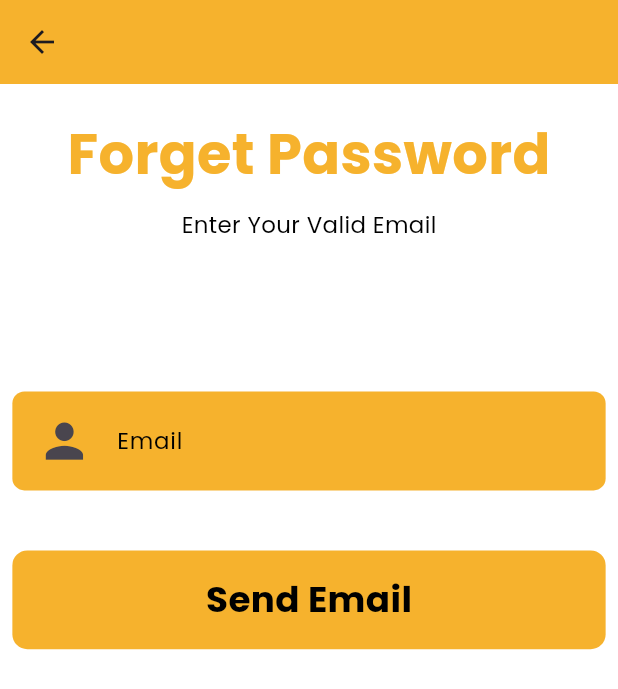
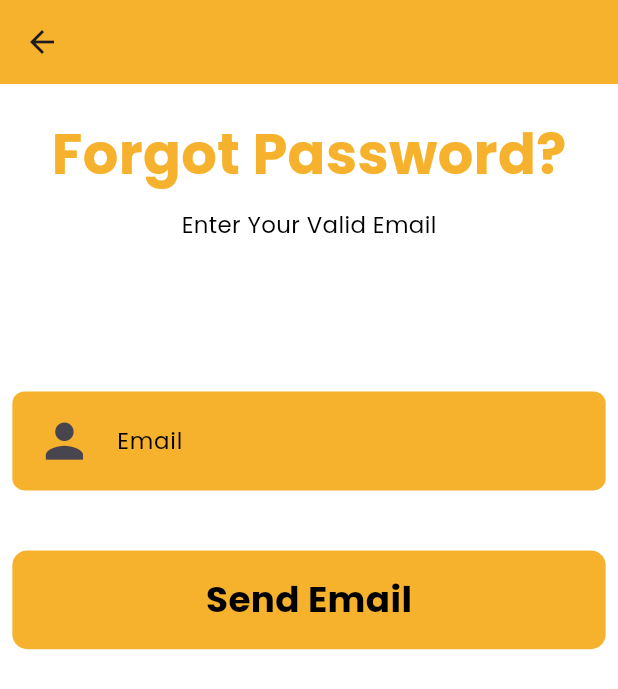
Before and after one commit to sadiqawan/AES_Project, a Flutter app: the screen it shows after launch, after a tap on "Forgot Password?", on a phone screen of 412 x 824 dp. Shown: the top 689 px of the screen. Run offline on Flutter 3.47's test engine with Material 3 defaults, Android fonts, the light colour scheme and no system bars; our stand-ins replace cloud_firestore, firebase_auth, firebase_core, get, google_fonts, shared_preferences and 1 more; missing offline and left inert: fade_out_particle; accounts and stored records are empty.

Commit message:
auth VM done

```diff
--- a/lib/constant/cont_text.dart
+++ b/lib/constant/cont_text.dart
@@ -12,6 +12,8 @@ const enterYourEmail = 'Enter your email';
 const enterYourPassword = 'Enter your password';
 const createNewAccount = 'Create your new account';
 const loading = 'Loading...';
+const failed = 'Failed';
+const enterValidCredential = 'Error: Enter valid Credentials';
 const forgotPassword = 'Forgot Password?';
 const welcomeBack = 'Welcome Back';
 const loginIntoYourAccount = 'Login into your account';
--- a/lib/ui/mobile_ui/auth_views/forgot_view.dart
+++ b/lib/ui/mobile_ui/auth_views/forgot_view.dart
@@ -36,7 +36,10 @@ Widget _screen(BuildContext context) {
           crossAxisAlignment: CrossAxisAlignment.center,
           children: [
             20.height,
-            Text('Forget Password', style: kHeading2B.copyWith(fontSize: 25.sp)),
+            Text(
+              forgotPassword,
+              style: kHeading2B.copyWith(fontSize: 25.sp),
+            ),
             10.height,
             Text(enterYourValidEmail, style: kSmallTitle1),
             100.height,
@@ -49,7 +52,6 @@ Widget _screen(BuildContext context) {
             ),
             40.height,
 
-
             Obx(() {
               return CustomButton(
                 title: authController.isLoading.value ? loading : send,
@@ -57,16 +59,15 @@ Widget _screen(BuildContext context) {
                   if (authController.emailC.text.isEmpty ||
                       authController.passC.text.isEmpty) {
                     ErrorSnackbar.show(
-                      title: 'Failed',
-                      message: 'Error: Enter valid Credentials',
+                      title: failed,
+                      message: enterValidCredential,
                     );
                   } else {
-                    // authController.login();
+                    authController.forgetPassword();
                   }
                 },
               );
             }),
-
           ],
         ),
       ),
--- a/lib/ui/mobile_ui/auth_views/login_view.dart
+++ b/lib/ui/mobile_ui/auth_views/login_view.dart
@@ -39,9 +39,7 @@ Widget _screen(BuildContext context) {
               appLogo,
               width: Get.width,
               height: 40.h,
-              fit:
-                  BoxFit
-                      .contain,
+              fit: BoxFit.contain,
             ),
 
             // Welcome text
@@ -56,8 +54,6 @@ Widget _screen(BuildContext context) {
               textAlign: TextAlign.center,
             ),
             20.height,
-
-            // Login form
             Column(
               children: [
                 CustomTextField(
@@ -67,15 +63,15 @@ Widget _screen(BuildContext context) {
                   controller: authController.emailC,
                 ),
                 10.height,
-                CustomTextField(
-                  obscureText: true,
+                Obx(() => CustomTextField(
+                  obscureText: !authController.isTure.value,
                   keyboardType: TextInputType.text,
-                  hint: 'Password',
+                  hint: password,
                   icon: Icons.lock,
-                  suffixIcon: Icons.remove_red_eye,
-                  suffixOnTap: () {},
+                  suffixIcon: authController.isTure.value ? Icons.visibility : Icons.visibility_off,
+                  suffixOnTap: authController.obscureOnTap,
                   controller: authController.passC,
-                ),
+                )),
                 10.height,
                 Align(
                   alignment: Alignment.centerRight,
@@ -94,11 +90,11 @@ Widget _screen(BuildContext context) {
                       if (authController.emailC.text.isEmpty ||
                           authController.passC.text.isEmpty) {
                         ErrorSnackbar.show(
-                          title: 'Failed',
-                          message: 'Error: Enter valid Credentials',
+                          title: failed,
+                          message: enterValidCredential,
                         );
                       } else {
-                        // authController.login();
+                        authController.login();
                       }
                     },
                   );
@@ -111,7 +107,7 @@ Widget _screen(BuildContext context) {
                     5.width,
                     InkWell(
                       child: Text(
-                        "Sign Up",
+                        signUp,
                         style: kSmallTitle1.copyWith(
                           fontWeight: FontWeight.bold,
                         ),
--- a/lib/ui/mobile_ui/splash_view/splash_view.dart
+++ b/lib/ui/mobile_ui/splash_view/splash_view.dart
@@ -30,7 +30,7 @@ class _SplashViewState extends State<SplashView> {
     SharedPreferences pref = await SharedPreferences.getInstance();
     bool isLoggedIn = pref.getBool("is_login") ?? false;
     WidgetsBinding.instance.addPostFrameCallback((_) {
-      Timer(const Duration(seconds: 5), () {
+      Timer(const Duration(seconds: 4), () {
         Get.offAll(() => isLoggedIn ? HomeView() : LoginView());
       });
     });
@@ -64,9 +64,11 @@ Widget _screen(BuildContext context) {
           ),
         ),
 
+        10.height,
+
         FadeOutParticle(
           curve: Curves.bounceIn,
-          duration: const Duration(seconds: 5),
+          duration: const Duration(seconds: 4),
           disappear: true,
           child: Text(
             appName,
```
Also changed, not shown: lib/ui/mobile_ui/auth_views/auth_vm.dart (+110 -1 lines), lib/ui/mobile_ui/auth_views/signup_view.dart (+10 -10 lines).
